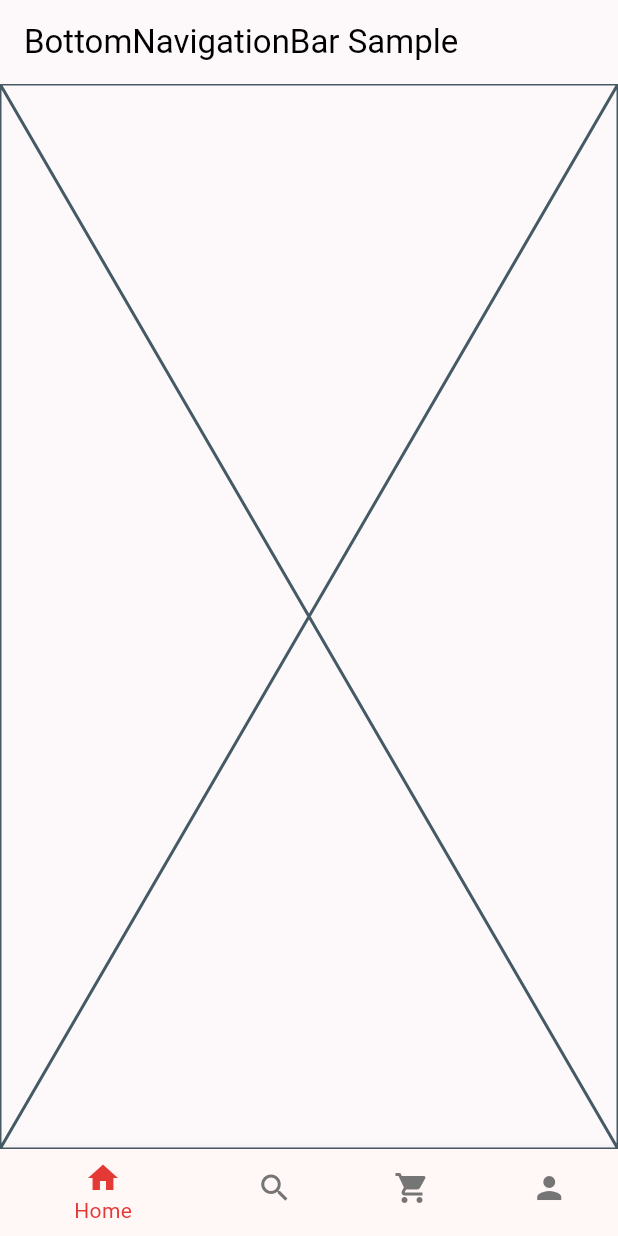
After one commit to Saviskar/MAD-PetHaven, a Flutter app: the BottomNavigationBarExample screen opened directly, on a phone screen of 412 x 824 dp. The commit adds this screen. Run offline on Flutter 3.47's test engine with Material 3 defaults, Android fonts, the phone set to English and light mode, and no system bars.

Commit message:
fit: refactored app bar and created bottom navigation

```diff
--- /dev/null
+++ b/lib/components/bottom_navigation.dart
@@ -0,0 +1,64 @@
+import 'package:flutter/material.dart';
+import 'package:pet_haven/pages/home.dart';
+import 'package:pet_haven/theme/color.dart';
+
+class BottomNavigationBarExampleApp extends StatelessWidget {
+  const BottomNavigationBarExampleApp({super.key});
+
+  @override
+  Widget build(BuildContext context) {
+    return const MaterialApp(home: BottomNavigationBarExample());
+  }
+}
+
+class BottomNavigationBarExample extends StatefulWidget {
+  const BottomNavigationBarExample({super.key});
+
+  @override
+  State<BottomNavigationBarExample> createState() =>
+      _BottomNavigationBarExampleState();
+}
+
+class _BottomNavigationBarExampleState
+    extends State<BottomNavigationBarExample> {
+  int _selectedIndex = 0;
+  static const TextStyle optionStyle = TextStyle(
+    fontSize: 30,
+    fontWeight: FontWeight.bold,
+  );
+  static const List<Widget> _widgetOptions = <Widget>[
+    Home(),
+    Text('Index 1: Shop', style: optionStyle),
+    Text('Index 2: Cart', style: optionStyle),
+    Text('Index 3: Profile', style: optionStyle),
+  ];
+
+  void _onItemTapped(int index) {
+    setState(() {
+      _selectedIndex = index;
+    });
+  }
+
+  @override
+  Widget build(BuildContext context) {
+    return Scaffold(
+      appBar: AppBar(title: const Text('BottomNavigationBar Sample')),
+      body: Center(child: _widgetOptions.elementAt(_selectedIndex)),
+      bottomNavigationBar: BottomNavigationBar(
+        items: const <BottomNavigationBarItem>[
+          BottomNavigationBarItem(icon: Icon(Icons.home), label: 'Home'),
+          BottomNavigationBarItem(icon: Icon(Icons.search), label: 'Shop'),
+          BottomNavigationBarItem(
+            icon: Icon(Icons.shopping_cart),
+            label: 'Cart',
+          ),
+          BottomNavigationBarItem(icon: Icon(Icons.person), label: 'Profile'),
+        ],
+        currentIndex: _selectedIndex,
+        selectedItemColor: AppColors.primary,
+        unselectedItemColor: Colors.grey[600],
+        onTap: _onItemTapped,
+      ),
+    );
+  }
+}
--- a/lib/main.dart
+++ b/lib/main.dart
@@ -1,4 +1,5 @@
 import 'package:flutter/material.dart';
+import 'package:pet_haven/components/bottom_navigation.dart';
 import 'package:pet_haven/pages/login.dart';
 import 'package:pet_haven/theme/theme.dart';
 
--- /dev/null
+++ b/lib/pages/home.dart
@@ -0,0 +1,10 @@
+import 'package:flutter/material.dart';
+
+class Home extends StatelessWidget {
+  const Home({super.key});
+
+  @override
+  Widget build(BuildContext context) {
+    return const Placeholder();
+  }
+}
```
Also changed, not shown: lib/components/custom_app_bar.dart (added, +21 -0 lines), lib/pages/login.dart (+2 -10 lines), 1 other file.
